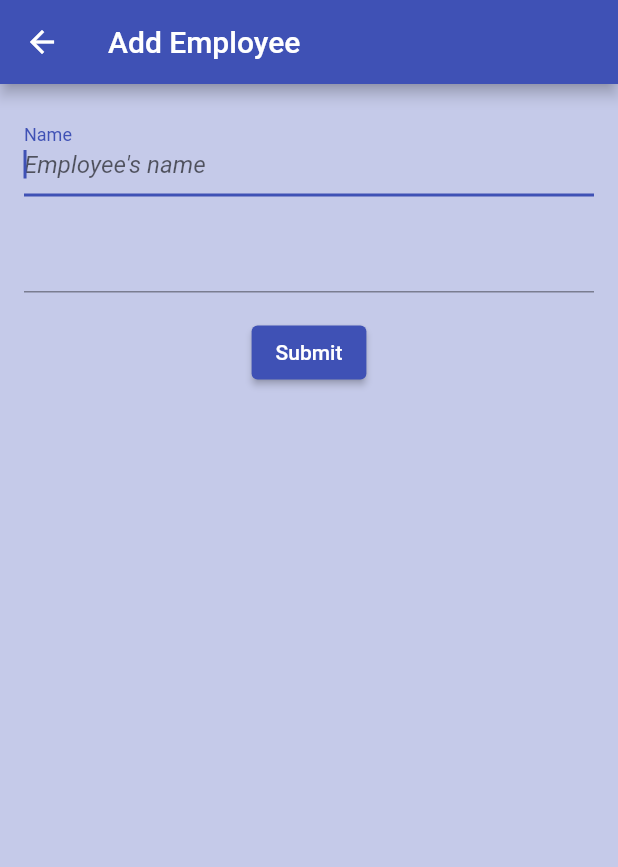
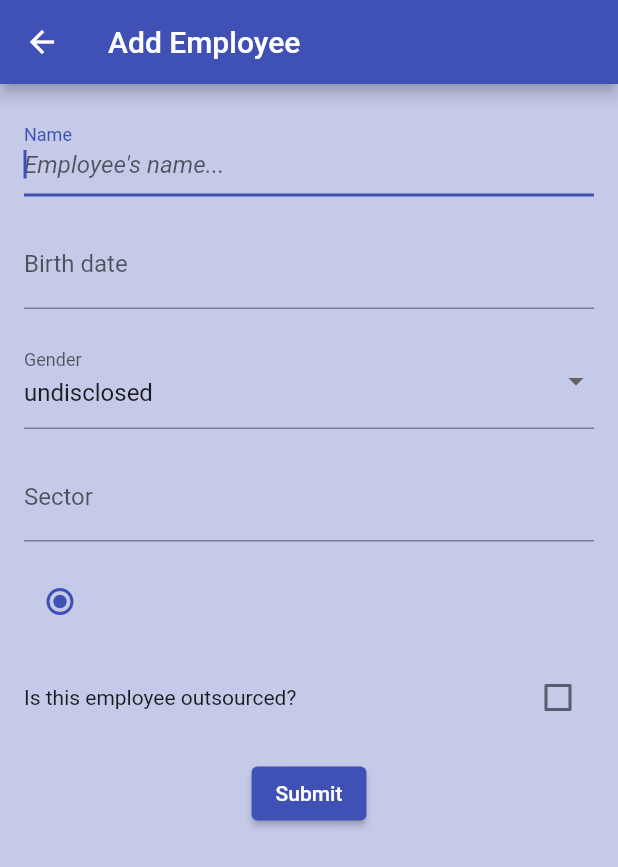
Before and after one commit to MSavioti/Estudo-SQLite, a Flutter app: the AddEmployeePage screen opened by its route, on a phone screen of 412 x 824 dp. Shown: the top 867 px of the screen. Run offline on Flutter 3.47's test engine with Material 2 defaults, Android fonts, the phone set to English and light mode, and no system bars; our stand-ins replace sqflite; accounts and stored records are empty.

Commit message:
mais campos adicionados ao form

```diff
--- a/lib/app/pages/addEmployee/widgets/employee_form.dart
+++ b/lib/app/pages/addEmployee/widgets/employee_form.dart
@@ -1,3 +1,4 @@
+import 'package:estudo_sqlite/shared/models/employee.dart';
 import 'package:flutter/material.dart';
 
 class EmployeeForm extends StatefulWidget {
@@ -8,6 +9,9 @@ class EmployeeForm extends StatefulWidget {
 class _EmployeeFormState extends State<EmployeeForm> {
   final GlobalKey<FormState> _formKey = GlobalKey<FormState>();
   final TextEditingController _nameController = TextEditingController();
+  final TextEditingController _dateController = TextEditingController();
+  final TextEditingController _genderController = TextEditingController();
+  final TextEditingController _sectorController = TextEditingController();
 
   String? _validateTextField(String? inputText) {
     if ((inputText == null) || (inputText.isEmpty)) {
@@ -20,12 +24,22 @@ class _EmployeeFormState extends State<EmployeeForm> {
   @override
   void dispose() {
     _nameController.dispose();
+    _dateController.dispose();
+    _genderController.dispose();
+    _sectorController.dispose();
     super.dispose();
   }
 
   @override
   Widget build(BuildContext context) {
-    return Form(
+    String dropdownValue = Gender.undisclosed.toString().split('.').last;
+    bool? isOutSourced = false;
+    Level currentLevel = Level.trainee;
+
+    return Align(
+      alignment: Alignment.topCenter,
+      child: SingleChildScrollView(
+        child: Form(
           key: _formKey,
           child: Padding(
             padding: const EdgeInsets.all(16.0),
@@ -39,14 +53,107 @@ class _EmployeeFormState extends State<EmployeeForm> {
                   decoration: InputDecoration(
                     border: UnderlineInputBorder(),
                     labelText: 'Name',
-                hintText: 'Employee\'s name',
+                    hintText: 'Employee\'s name...',
                     hintStyle: TextStyle(
                       fontStyle: FontStyle.italic,
                     ),
                   ),
                 ),
                 SizedBox(height: 16.0),
-            TextFormField(),
+                TextFormField(
+                  autofocus: true,
+                  validator: _validateTextField,
+                  controller: _dateController,
+                  decoration: InputDecoration(
+                    border: UnderlineInputBorder(),
+                    labelText: 'Birth date',
+                    hintText: 'Tap to choose date...',
+                    hintStyle: TextStyle(
+                      fontStyle: FontStyle.italic,
+                    ),
+                  ),
+                  onTap: () async {
+                    final date = await showDatePicker(
+                      context: context,
+                      initialDate: DateTime.now(),
+                      firstDate: DateTime(1900),
+                      lastDate: DateTime.now(),
+                    );
+
+                    if (date != null) {
+                      _dateController.text = date.toString().substring(0, 10);
+                    }
+                  },
+                ),
+                SizedBox(height: 16.0),
+                DropdownButtonFormField(
+                  value: dropdownValue,
+                  decoration: InputDecoration(
+                    border: UnderlineInputBorder(),
+                    labelText: 'Gender',
+                    hintText: 'Choose (or not) a gender...',
+                    hintStyle: TextStyle(
+                      fontStyle: FontStyle.italic,
+                    ),
+                  ),
+                  onChanged: (String? newValue) {
+                    setState(() {
+                      dropdownValue = newValue!;
+                    });
+                  },
+                  items: Gender.values
+                      .map<DropdownMenuItem<String>>((Gender gender) {
+                    String genderName = gender.toString().split('.').last;
+                    return DropdownMenuItem<String>(
+                      value: genderName,
+                      child: Text(genderName),
+                    );
+                  }).toList(),
+                ),
+                SizedBox(height: 16.0),
+                TextFormField(
+                  autofocus: true,
+                  validator: _validateTextField,
+                  controller: _sectorController,
+                  decoration: InputDecoration(
+                    border: UnderlineInputBorder(),
+                    labelText: 'Sector',
+                    hintText: 'Where the employee works...',
+                    hintStyle: TextStyle(
+                      fontStyle: FontStyle.italic,
+                    ),
+                  ),
+                ),
+                SizedBox(height: 16.0),
+                Radio<Level>(
+                  value: currentLevel,
+                  groupValue: currentLevel,
+                  onChanged: (Level? newLevel) {
+                    if (newLevel != null) {
+                      setState(() {
+                        currentLevel = newLevel;
+                      });
+                    }
+                  },
+                ),
+                SizedBox(height: 16.0),
+                Row(
+                  mainAxisAlignment: MainAxisAlignment.spaceBetween,
+                  children: [
+                    Text('Is this employee outsourced?'),
+                    Checkbox(
+                      value: isOutSourced,
+                      onChanged: (bool? newValue) {
+                        print(newValue);
+                        setState(() {
+                          if (newValue != null) {
+                            isOutSourced = newValue;
+                          }
+                        });
+                      },
+                    ),
+                  ],
+                ),
                 SizedBox(height: 16.0),
                 Row(
                   mainAxisAlignment: MainAxisAlignment.center,
@@ -65,6 +172,8 @@ class _EmployeeFormState extends State<EmployeeForm> {
               ],
             ),
           ),
+        ),
+      ),
     );
   }
 }
--- a/lib/repositories/sqlite/helpers/sql_queries.dart
+++ b/lib/repositories/sqlite/helpers/sql_queries.dart
@@ -1,6 +1,6 @@
 class SqlQueries {
   static const String createEmployeeTable =
-      'CREATE TABLE $employeesTableName(id INTEGER PRIMARY KEY, name TEXT, age INTEGER, gender TEXT, sector TEXT, level TEXT, outsourced INTEGER)';
+      'CREATE TABLE $employeesTableName(id INTEGER PRIMARY KEY, name TEXT, birthday TEXT, gender TEXT, sector TEXT, level TEXT, outsourced INTEGER)';
 
   static const String employeesTableName = 'employees';
 }
```
Lines whose indentation alone changed are shown as unchanged.
